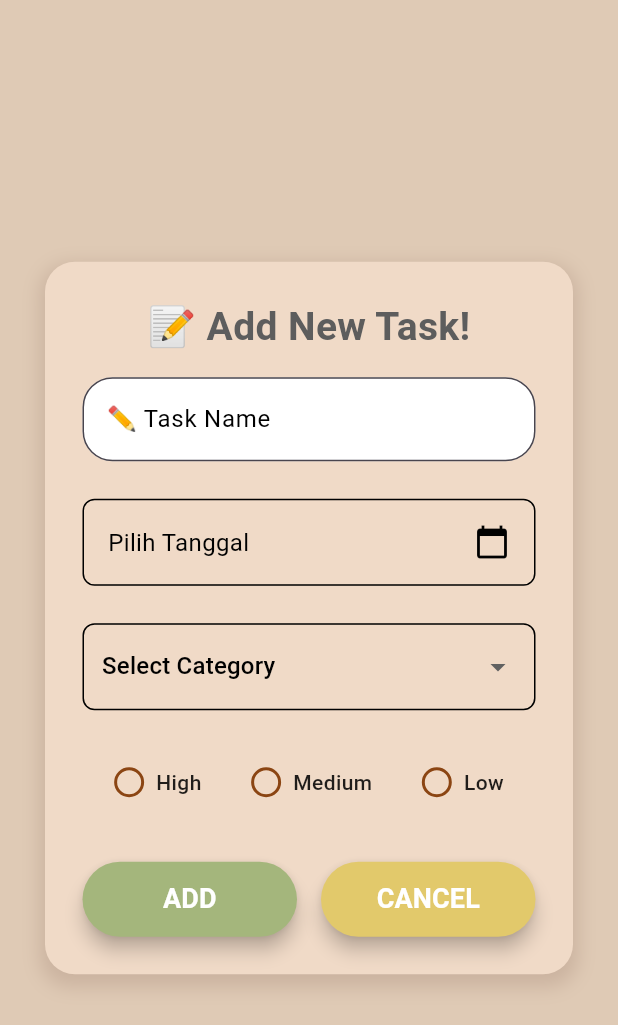
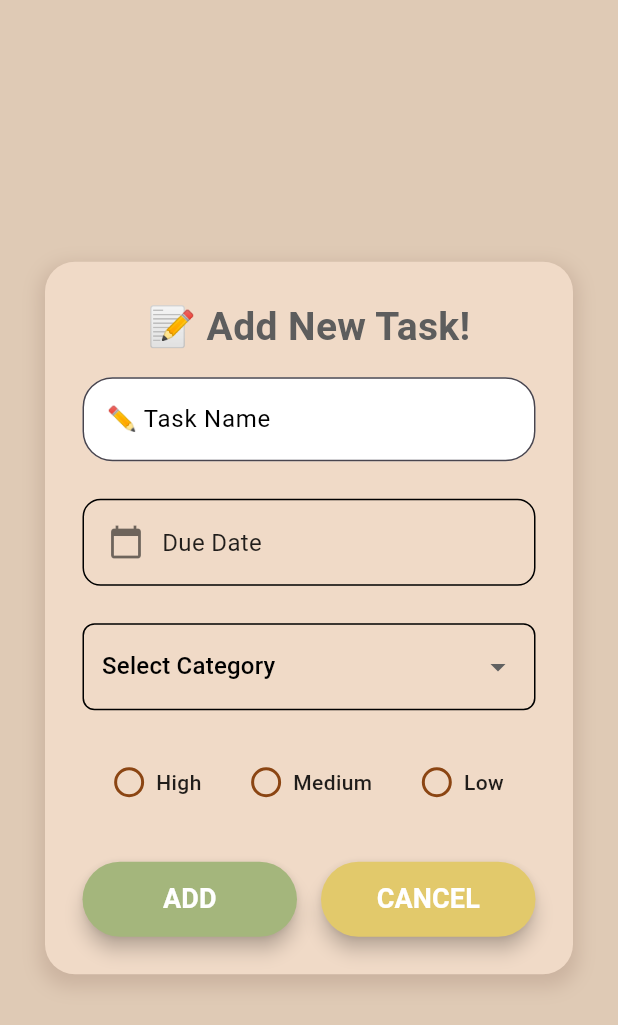
Before and after one commit to narareya/LatihanToDo_15_26, a Flutter app: the HomePage screen opened by its route, after a tap on "ADD TASK", on a phone screen of 412 x 824 dp. Shown: the top 1025 px of the screen. Run offline on Flutter 3.47's test engine with Material 3 defaults, Android fonts, the phone set to English and light mode, and no system bars; our stand-ins replace get.

Commit message:
fix [NM] Date Picker

```diff
--- a/noted/lib/components/custom_datepicker.dart
+++ b/noted/lib/components/custom_datepicker.dart
@@ -1,16 +1,14 @@
 import 'package:flutter/material.dart';
-import 'package:intl/intl.dart';
+import 'package:noted/components/custom_color.dart';
 
 class CustomDatePicker extends StatefulWidget {
-  final String? label;
+  final Function(DateTime) onDateSelected;
   final DateTime? initialDate;
-  final Function(DateTime) onDateSelected;
 
   const CustomDatePicker({
     super.key,
-    this.label,
+    required this.onDateSelected,
     this.initialDate,
-    required this.onDateSelected,
   });
 
   @override
@@ -27,14 +25,18 @@ class _CustomDatePickerState extends State<CustomDatePicker> {
   }
 
   String _formatDate(DateTime date) {
-    return DateFormat('d MMMM y', 'id_ID').format(date);
+    final months = [
+      '', 'Jan', 'Feb', 'Mar', 'Apr', 'May', 'Jun',
+      'Jul', 'Aug', 'Sep', 'Oct', 'Nov', 'Dec'
+    ];
+    return "${date.day} ${months[date.month]} ${date.year}";
   }
 
   Future<void> _selectDate() async {
     final DateTime? picked = await showDatePicker(
       context: context,
       initialDate: selectedDate ?? DateTime.now(),
-      firstDate: DateTime(2000),
+      firstDate: DateTime(2020),
       lastDate: DateTime(2030),
     );
 
@@ -53,22 +55,23 @@ class _CustomDatePickerState extends State<CustomDatePicker> {
       child: Container(
         padding: const EdgeInsets.all(16),
         decoration: BoxDecoration(
-          border: Border.all(color: const Color.fromARGB(255, 0, 0, 0)),
-          borderRadius: BorderRadius.circular(8),
+          color: AppColors.lightCream, // ← Changed from lightBeige to lightCream
+          borderRadius: BorderRadius.circular(12),
+          border: Border.all(color: Colors.black, width: 1),
         ),
         child: Row(
-          mainAxisAlignment: MainAxisAlignment.spaceBetween,
           children: [
+            const Icon(Icons.calendar_today, color: Colors.black54),
+            const Padding(padding: EdgeInsets.only(left: 12)),
             Text(
               selectedDate != null
                   ? _formatDate(selectedDate!)
-                  : widget.label ?? 'Pilih Tanggal',
-              style: TextStyle(
-                color: selectedDate != null ? Colors.black : const Color.fromARGB(255, 0, 0, 0),
+                  : 'Due Date',
+              style: const TextStyle(
                 fontSize: 16,
+                color: Colors.black87,
               ),
             ),
-            const Icon(Icons.calendar_today, color: Color.fromARGB(255, 0, 0, 0)),
           ],
         ),
       ),
--- a/noted/lib/controller/ToDo_controller.dart
+++ b/noted/lib/controller/ToDo_controller.dart
@@ -6,36 +6,55 @@ import 'package:noted/models/task_model.dart';
 class TodoController extends GetxController {
   final taskController = TextEditingController();
   final categoryController = TextEditingController();
-    var selectedDate = ''.obs;
+  var selectedDate = Rx<DateTime?>(null); // ← Pastikan DateTime
   var selectedCategory = ''.obs;
   var selectedPriority = ''.obs;
 
-    var tasks = <String, List<TaskModel>>{ // default category
+  void addCategory(String category) {
+    if (!tasks.containsKey(category)) {
+      tasks[category] = <TaskModel>[].obs;
+    }
+    selectedCategory.value = category;
+    update();
+  }
+
+  var tasks = <String, List<TaskModel>>{
     "Work": [],
     "Personal": [],
   }.obs;
 
-    var doneTasks = <String, List<TaskModel>>{ // done tasks
+  var doneTasks = <String, List<TaskModel>>{
     "Work": [],
     "Personal": [],
   }.obs;
 
-    void addTask(String category, TaskModel task) { // nambah task
+  // Method untuk set due date
+  void setDueDate(DateTime? date) {
+    selectedDate.value = date;
+    print("DEBUG: Selected date set to: $date"); // ← Debug
+  }
+
+  void addTask(String category, TaskModel task) {
+    // Set due date dari selectedDate
+    if (selectedDate.value != null) {
+      task.dueDate = selectedDate.value;
+      print("DEBUG: Task dueDate set to: ${task.dueDate}"); // ← Debug
+    } else {
+      print("DEBUG: No selectedDate found"); // ← Debug
+    }
+
     if (tasks.containsKey(category)) {
       tasks[category]!.add(task);
     } else {
       tasks[category] = [task];
     }
     tasks.refresh();
+
+    // Reset setelah add
+    selectedDate.value = null;
   }
 
-    void addCategory(String category) { // nambah category
-      if (!tasks.containsKey(category) && category.isNotEmpty) {
-        tasks[category] = [];
-        selectedCategory.value = category;
-        tasks.refresh();
-      }
-    }
+
 
   void selectCategory(String category) { // pilih category
     if (tasks.containsKey(category)) {
@@ -51,7 +70,7 @@ import 'package:noted/models/task_model.dart';
 
     if (taskList != null && index < taskList.length) {
       final task = taskList[index];
-        task.isDone = !task.isDone;
+      task.isDone = !(task.isDone ?? false);
 
       target.putIfAbsent(category, () => []);
       target[category]!.add(task);
@@ -61,6 +80,4 @@ import 'package:noted/models/task_model.dart';
       doneTasks.refresh();
     }
   }
-
-
 }
--- a/noted/lib/models/task_model.dart
+++ b/noted/lib/models/task_model.dart
@@ -1,13 +1,13 @@
 class TaskModel {
-  String title;
-  String priority;
-  DateTime? dueDate;
-  bool isDone;
+  String? title;
+  String? priority;
+  bool? isDone;
+  DateTime? dueDate; // ← Pastikan field ini ada
 
   TaskModel({
-    required this.title,
-    required this.priority,
-    this.dueDate,
+    this.title,
+    this.priority,
     this.isDone = false,
+    this.dueDate, // ← Dan di constructor
   });
 }
--- a/noted/lib/pages/homepage.dart
+++ b/noted/lib/pages/homepage.dart
@@ -29,29 +29,30 @@ class HomePage extends StatelessWidget {
                 color: AppColors.lightBeige,
                 borderRadius: BorderRadius.circular(12),
               ),
-              child: const Column(
+              child: Column(
                 children: [
-                  CustomText(
-                    text: "Welcome, Narareya!",
+                  const CustomText(
+                    text: "👋 Welcome, Narareya!",
                     fontSize: 24,
                     fontWeight: FontWeight.bold,
                     color: Colors.black87,
                     textAlign: TextAlign.center,
                   ),
                   Padding(
-                    padding: EdgeInsets.only(top: 8),
+                    padding: const EdgeInsets.only(top: 8),
                     child: CustomText(
-                      text: "Let's get productive!",
+                      text: "Let's get productive! 🚀",
                       fontSize: 16,
                       color: Colors.black54,
-                      textAlign: TextAlign.center, fontWeight: FontWeight.normal,
+                      textAlign: TextAlign.center,
+                      fontWeight: FontWeight.normal,
                     ),
                   ),
                 ],
               ),
             ),
 
-            // Task Cards
+            // Task Cards - USE CUSTOM CARD
             Obx(() {
               final categories = taskController.tasks.entries
                   .where((entry) => entry.value.isNotEmpty)
@@ -65,23 +66,20 @@ class HomePage extends StatelessWidget {
                     color: AppColors.lightGray,
                     borderRadius: BorderRadius.circular(12),
                   ),
-                  child: Column(
+                  child: const Column(
                     children: [
-                      Image.asset(
-                        'assets/images/sad-cat.png',
-                        width: 100,
-                        height: 100,
-                      ),
-                      const Padding(
+                      Icon(Icons.task_alt, size: 48, color: Colors.black54),
+                      Padding(
                         padding: EdgeInsets.only(top: 16),
                         child: CustomText(
                           text: "No tasks yet",
                           fontSize: 16,
                           fontWeight: FontWeight.w600,
-                          color: Colors.black, textAlign: TextAlign.center,
+                          color: Colors.black,
+                          textAlign: TextAlign.center,
                         ),
                       ),
-                      const Padding(
+                      Padding(
                         padding: EdgeInsets.only(top: 8),
                         child: CustomText(
                           text: "Add your first task to get started!",
@@ -96,7 +94,7 @@ class HomePage extends StatelessWidget {
                 );
               }
 
-              // Task List
+              // Task List - SIMPLE dengan CustomCard
               return ListView.builder(
                 shrinkWrap: true,
                 physics: const NeverScrollableScrollPhysics(),
@@ -105,21 +103,19 @@ class HomePage extends StatelessWidget {
                   final category = categories[index].key;
                   final tasks = categories[index].value;
 
-                  return Container(
-                    margin: const EdgeInsets.only(bottom: 12),
-                    child: TaskCard(
-                      category: category,
-                      tasks: tasks,
-                      onToggle: (taskIndex) {
-                        taskController.toggleTaskStatus(category, taskIndex);
-                      },
-                    ),
+                  // USE CUSTOM CARD - SIMPLE!
+                  return TaskCard(
+                    category: category,
+                    tasks: tasks,
+                    onToggle: (taskIndex) {
+                      taskController.toggleTaskStatus(category, taskIndex);
+                    },
                   );
                 },
               );
             }),
 
-            // Add Button - Using CustomButton
+            // Add Button
             Padding(
               padding: const EdgeInsets.only(top: 20),
               child: CustomButton(
```
Also changed, not shown: noted/lib/components/custom_card.dart (+111 -16 lines), noted/lib/pages/newTask.dart (+10 -8 lines). Lines whose indentation alone changed are shown as unchanged.
